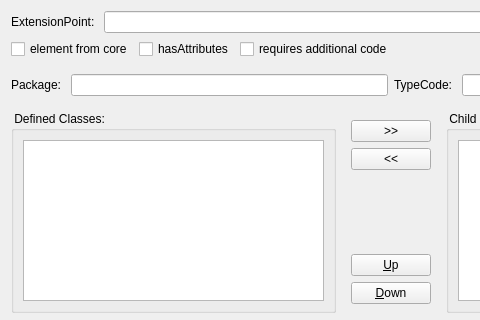
Qt form ui/formdeviserplugin.ui (sbmlteam/QtDeviser) before a commit; both pictures show x 0 to 480 and y 0 to 320 of the 781 by 629 pixel window.
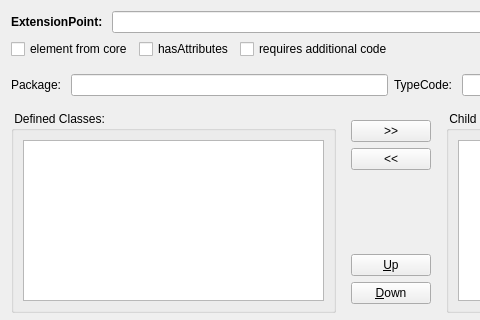
The same form after that commit. Icons and pictures are not drawn.

Diff of the .ui file:
```diff
--- a/ui/formdeviserplugin.ui
+++ b/ui/formdeviserplugin.ui
@@ -22,7 +22,7 @@
      <item row="0" column="0">
       <widget class="QLabel" name="label">
        <property name="text">
-        <string>ExtensionPoint: </string>
+        <string>&lt;html&gt;&lt;head/&gt;&lt;body&gt;&lt;p&gt;&lt;span style=&quot; font-weight:600;&quot;&gt;ExtensionPoint: &lt;/span&gt;&lt;/p&gt;&lt;/body&gt;&lt;/html&gt;</string>
        </property>
       </widget>
      </item>
```
